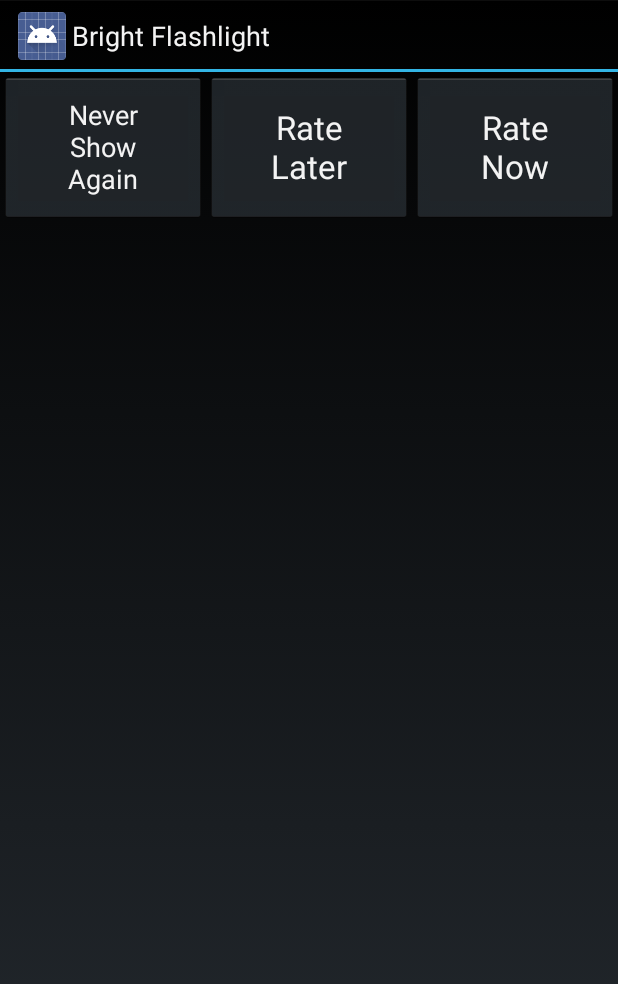
After one commit to tim-ashton/bright-flashlight, an Android app: the fragment RatingDialogFragment shown on its own in the app's theme, on a phone screen of 412 x 824 dp. The commit adds this screen. Shown: the top 984 px of the screen. Run offline under Robolectric (Android 15) with nearby library versions, the phone set to English and light mode, and no system bars; 6 statements that could not run were skipped.

Commit message:
#2: Create custom dialog fragment for requesting ratings

```diff
--- /dev/null
+++ b/Bright-Flashlight/bright-flashlight/src/main/java/com/timashton/bright_flashlight/RatingDialogFragment.java
@@ -0,0 +1,108 @@
+package com.timashton.bright_flashlight;
+
+import android.app.Dialog;
+import android.app.DialogFragment;
+import android.content.SharedPreferences;
+import android.os.Bundle;
+import android.support.annotation.NonNull;
+import android.util.DisplayMetrics;
+import android.util.TypedValue;
+import android.view.LayoutInflater;
+import android.view.View;
+import android.view.ViewGroup;
+import android.view.Window;
+import android.view.WindowManager;
+import android.widget.Button;
+
+/*
+ * Created by Tim Ashton on 1/07/15.
+ *
+ * This dialog fragment will request a user
+ * rate the app in the gooogle play.
+ *
+ */
+public class RatingDialogFragment extends DialogFragment implements View.OnClickListener {
+
+    public static String TAG = RatingDialogFragment.class.getName();
+
+    @NonNull
+    public static RatingDialogFragment newInstance() {
+        return new RatingDialogFragment();
+    }
+
+
+    @Override
+    public View onCreateView(LayoutInflater inflater, ViewGroup container,
+                             Bundle savedInstanceState) {
+        super.onCreateView(inflater, container, savedInstanceState);
+        View v = inflater.inflate(R.layout.fragment_dialog_rating, container, false);
+
+        Dialog ratingDialog = getDialog();
+
+        ratingDialog.setTitle(R.string.fragment_rating_dialog_title);
+
+
+        Window window = ratingDialog.getWindow();
+        WindowManager.LayoutParams params = window.getAttributes();
+        params.y = dpToPx(100);
+        window.setAttributes(params);
+
+        return v;
+    }
+
+    @Override
+    public void onViewCreated(View view, Bundle savedInstanceState) {
+        super.onViewCreated(view, savedInstanceState);
+
+        Button rateNowButton = (Button) view.findViewById(R.id.rate_now_button);
+        Button rateLaterButton = (Button) view.findViewById(R.id.rate_later_button);
+        Button neverShowButton = (Button) view.findViewById(R.id.never_show_again_button);
+
+        rateNowButton.setOnClickListener(this);
+        rateLaterButton.setOnClickListener(this);
+        neverShowButton.setOnClickListener(this);
+    }
+
+
+    @Override
+    public void onClick(View v) {
+
+        switch (v.getId()) {
+            case R.id.rate_now_button:
+                // TODO
+                break;
+            case R.id.rate_later_button:
+
+                // Dismiss the dialog
+                this.getDialog().dismiss();
+                break;
+            case R.id.never_show_again_button:
+
+                // Save the never show flag to shared preferences
+                SharedPreferences settings = getActivity()
+                        .getPreferences(MainActivity.MODE_PRIVATE);
+                SharedPreferences.Editor editor = settings.edit();
+                editor.putBoolean(MainActivity.PREFS_SHOW_DIALOG, false);
+
+                // Commit the edits!
+                editor.apply();
+
+                // now dismiss the dialog
+                this.getDialog().dismiss();
+
+                break;
+        }
+    }
+
+
+    /*
+    Converts the value entered into pixels for programmatic sizing and placement
+    of view items.
+    Allows specification of dp similar to xml declaration.
+     */
+
+    private int dpToPx(int dp) {
+        DisplayMetrics metrics = getActivity().getResources().getDisplayMetrics();
+        return (int) TypedValue.applyDimension(TypedValue.COMPLEX_UNIT_DIP, dp, metrics);
+    }
+}
--- a/Bright-Flashlight/bright-flashlight/src/main/res/layout/activity_main.xml
+++ b/Bright-Flashlight/bright-flashlight/src/main/res/layout/activity_main.xml
@@ -3,8 +3,6 @@
     android:id="@+id/activity_main"
     android:layout_width="match_parent"
     android:layout_height="match_parent"
-    android:background="@color/primary_dark_material_light"
-    android:keepScreenOn="true"
     android:orientation="vertical"
     tools:context=".MainActivity">
 
--- /dev/null
+++ b/Bright-Flashlight/bright-flashlight/src/main/res/layout/fragment_dialog_rating.xml
@@ -0,0 +1,27 @@
+<?xml version="1.0" encoding="utf-8"?>
+<LinearLayout xmlns:android="http://schemas.android.com/apk/res/android"
+
+    android:layout_width="match_parent"
+    android:layout_height="wrap_content"
+    android:orientation="horizontal">
+
+    <Button
+        android:id="@+id/never_show_again_button"
+        style="@style/fragment_rating_button_style"
+        android:layout_gravity="center"
+        android:text="@string/fragment_rating_never_show_button"
+        android:textAppearance="?android:textAppearanceMediumInverse" />
+
+    <Button
+        android:id="@+id/rate_later_button"
+        style="@style/fragment_rating_button_style"
+        android:text="@string/fragment_rating_rate_later_button"
+        android:textAppearance="?android:textAppearanceLargeInverse" />
+
+    <Button
+        android:id="@+id/rate_now_button"
+        style="@style/fragment_rating_button_style"
+        android:text="@string/fragment_rating_rate_now_button"
+        android:textAppearance="?android:textAppearanceLargeInverse" />
+
+</LinearLayout>
--- a/Bright-Flashlight/bright-flashlight/src/main/res/values/strings.xml
+++ b/Bright-Flashlight/bright-flashlight/src/main/res/values/strings.xml
@@ -1,3 +1,11 @@
 <resources>
     <string name="app_name">Bright Flashlight</string>
+
+
+    <!-- rating_dialog_fragment strings -->
+    <string name="fragment_rating_dialog_title">Rate This App</string>
+    <string name="fragment_rating_rate_now_button">"Rate\nNow"</string>
+    <string name="fragment_rating_rate_later_button">"Rate\nLater"</string>
+    <string name="fragment_rating_never_show_button">"Never\nShow\nAgain"</string>
+
 </resources>
--- a/Bright-Flashlight/bright-flashlight/src/main/res/values/styles.xml
+++ b/Bright-Flashlight/bright-flashlight/src/main/res/values/styles.xml
@@ -1,8 +1,14 @@
 <resources>
 
     <!-- Base application theme. -->
-    <style name="AppTheme" parent="android:Theme.Holo.Light.DarkActionBar">
+    <style name="AppTheme" parent="android:Theme.Holo">
         <!-- Customize your theme here. -->
     </style>
 
+    <style name="fragment_rating_button_style">
+        <item name="android:layout_weight">1</item>
+        <item name="android:layout_width">0dp</item>
+        <item name="android:layout_height">100dp</item>
+    </style>
+
 </resources>
```
Also changed, not shown: Bright-Flashlight/bright-flashlight/src/main/java/com/timashton/bright_flashlight/MainActivity.java (+15 -0 lines), Bright-Flashlight/bright-flashlight/src/main/res/values/dimens.xml (+7 -0 lines).
